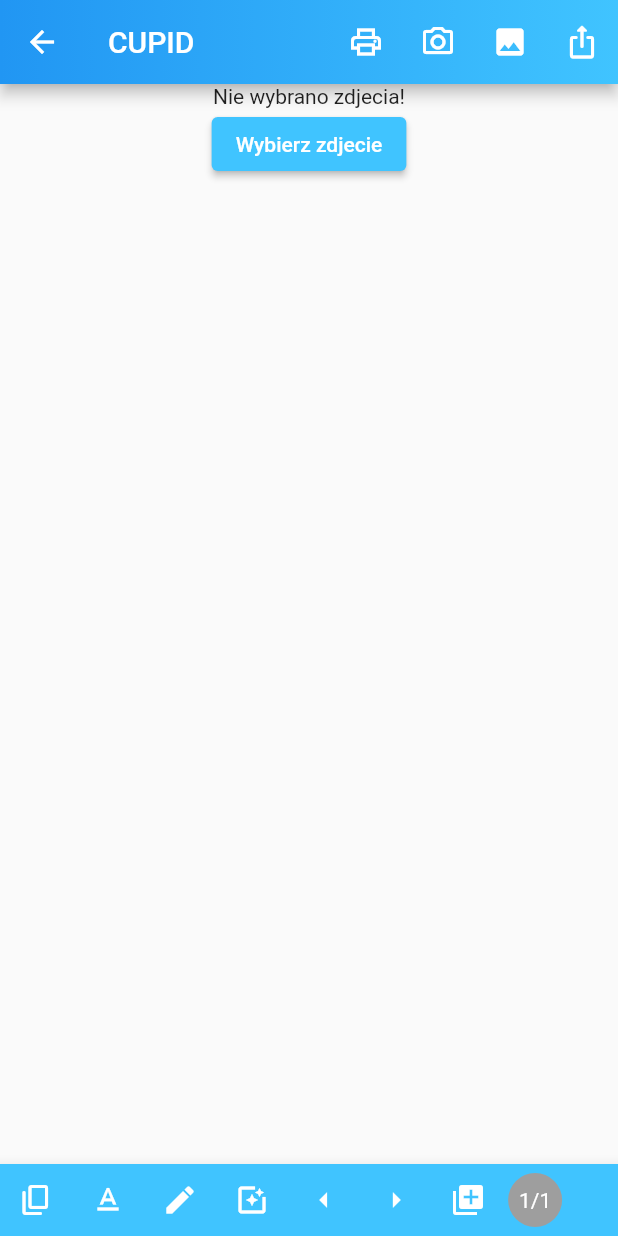
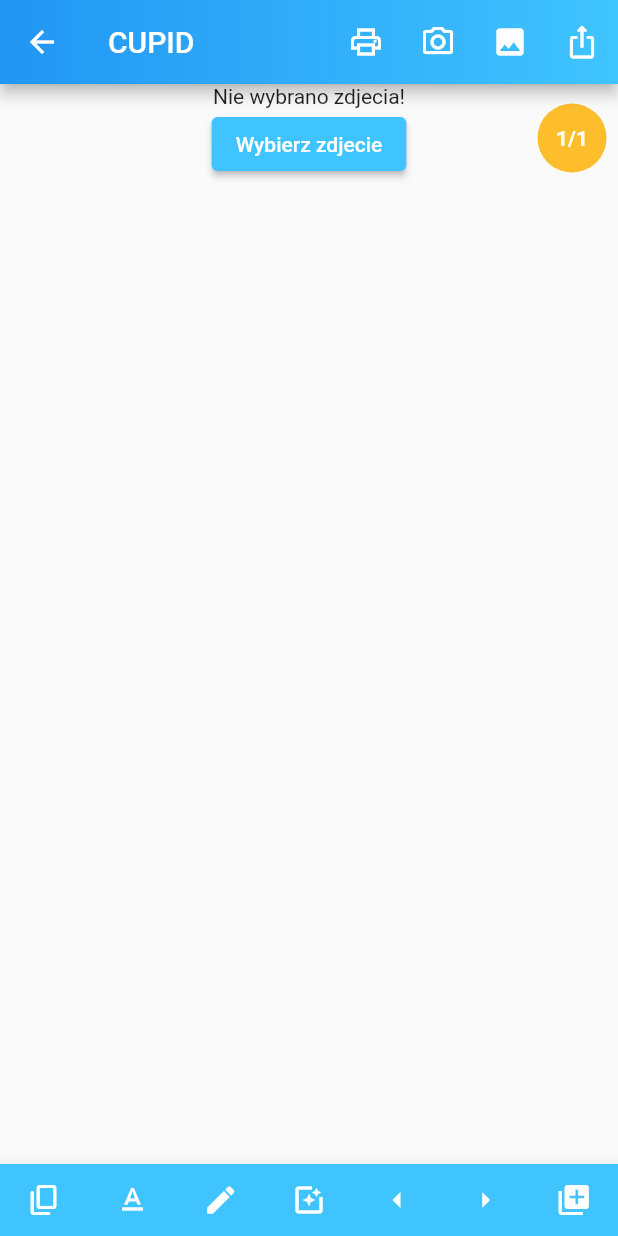
Before and after one commit to alekgor286/Album-weselny, a Flutter app: the LandingScreen screen opened directly, on a phone screen of 412 x 824 dp. Run offline on Flutter 3.47's test engine with Material 2 defaults, Android fonts, the phone set to English and light mode, and no system bars; our stand-ins replace google_fonts, image_picker; missing offline and left inert: drag_and_drop_gridview.

Commit message:
Zmiana wyświetlania liczby stron

```diff
--- a/lib/landing_screen.dart
+++ b/lib/landing_screen.dart
@@ -193,8 +193,9 @@ class _LandingScreenState extends State<LandingScreen> {
           ),
         ),
       ),
-      body: Container(
-          key: ValueKey(currentPage),
+        body: Stack(
+            children: <Widget>[
+              Container(
                   child: SingleChildScrollView(
                     child: Column(
                       mainAxisAlignment: MainAxisAlignment.spaceAround,
@@ -208,15 +209,28 @@ class _LandingScreenState extends State<LandingScreen> {
                             style: ElevatedButton.styleFrom(
                               backgroundColor: Colors.lightBlueAccent,
                             )),
-                Row(
-                  mainAxisAlignment: MainAxisAlignment.center
-                )
+                        Row(mainAxisAlignment: MainAxisAlignment.center)
                       ],
                     ),
                   )),
+              Positioned(
+                  right: 5.0,
+                  bottom: 5.0,
+                  child: Container(
+                    decoration: const BoxDecoration(
+                      shape: BoxShape.circle,
+                      color: Color(0xffFEBD2B),
+                    ),
+                    padding: const EdgeInsets.all(15),
+                    child: Text('$currentPage/$allPages',
+                    style: const TextStyle(color: Colors.white, fontWeight: FontWeight.bold)),
+                  )
+              ),
+            ]),
       bottomNavigationBar: BottomAppBar(
         color: Colors.lightBlueAccent,
         child: Row(
+            mainAxisAlignment: MainAxisAlignment.spaceAround,
             children: <Widget>[
               IconButton(
                 icon: Icon(Icons.content_copy_rounded),
@@ -268,15 +282,6 @@ class _LandingScreenState extends State<LandingScreen> {
                 onPressed: ()=> {
                   _increment()
                 },
-              ),
-              Container(
-                decoration: const BoxDecoration(
-                  shape: BoxShape.circle,
-                  color: Colors.grey,
-                ),
-                padding: const EdgeInsets.all(10),
-                child: Text('$currentPage/$allPages',
-                    style: const TextStyle(color: Colors.white)),
               )
             ]
       ),
```
Lines whose indentation alone changed are shown as unchanged.
